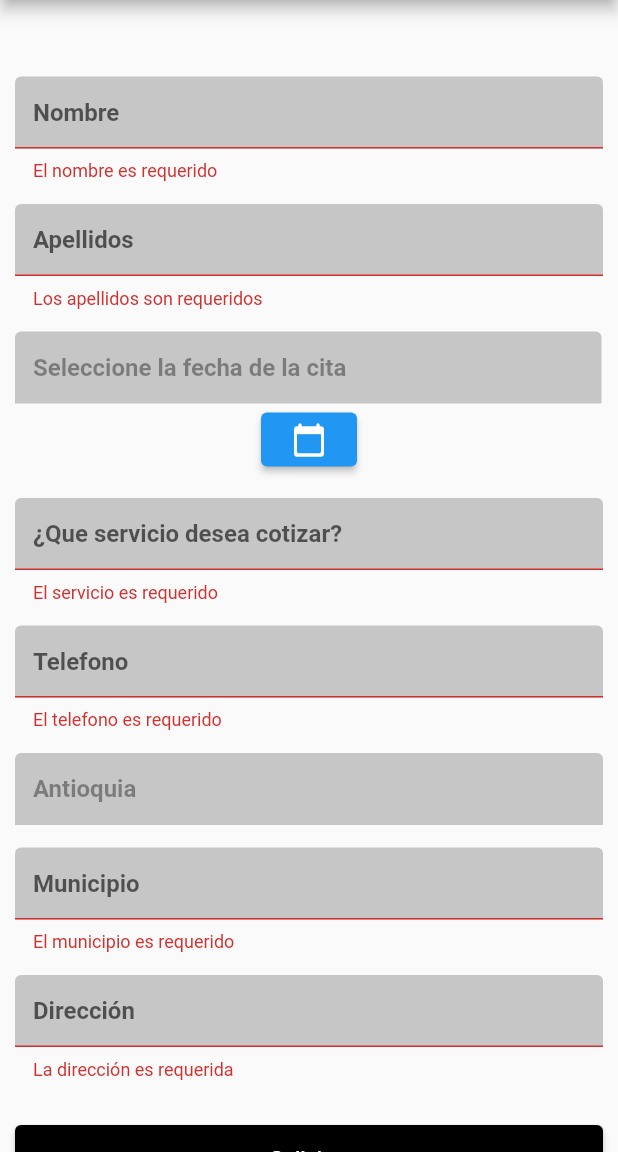
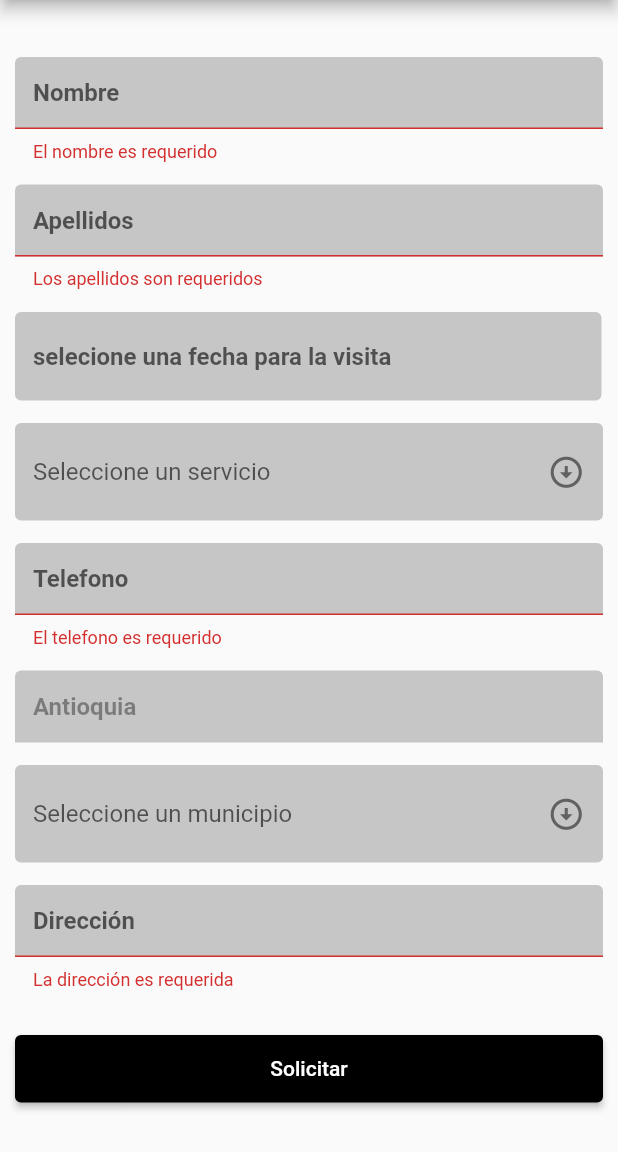
Before and after one commit to kratius12/construtech_flutter, a Flutter app: the EditService screen opened directly, after a tap on "Solicitar", on a phone screen of 412 x 824 dp, the part 84-1236 px from its top. Run offline on Flutter 3.47's test engine with Material 2 defaults, Android fonts, the phone set to English and light mode, and no system bars; our stand-ins replace sqflite; missing offline and left inert: mailer; accounts and stored records are empty; network calls fail.

Commit message:
cambios varios

```diff
--- a/construtech/lib/editService.dart
+++ b/construtech/lib/editService.dart
@@ -1,19 +1,19 @@
+
 import 'package:flutter/material.dart';
 import 'package:construtech/cardService.dart';
 import 'package:construtech/databasehelper.dart';
+import 'package:intl/intl.dart';
 
 class EditService extends StatefulWidget {
   const EditService({super.key, required this.title});
+
   final String title;
 
   @override
-  State<EditService> createState() => _ServicioEditState();
+  State<EditService> createState() => _EditService();
 }
 
-// ignore: duplicate_ignore
-class _ServicioEditState extends State<EditService> {
-  // ignore: unused_field
-  Calendaroip calendario = const Calendaroip();
+class _EditService extends State<EditService> {
   final _formKey = GlobalKey<FormState>();
   final scaffoldKey = GlobalKey<ScaffoldState>();
   final nombreController = TextEditingController();
@@ -23,6 +23,24 @@ class _ServicioEditState extends State<EditService> {
   final telefonoController = TextEditingController();
   final municipioController = TextEditingController();
   final direccionController = TextEditingController();
+  List<String> listaServicios = [
+    "Estuco",
+    "Pintura",
+    "Colocación de puertas o ventanas",
+    "Recubrimiento para muros",
+    "Herreria",
+    "Carpinteria",
+    "Fontaneria"
+  ];
+  List <String> listaMunicipios = [
+    "Medellín",
+    "Bello",
+    "Itagüi",
+    "Envigado",
+    "Copacabana",
+    "Girardota",
+    "Barbosa"
+  ];
 
   @override
   Widget build(BuildContext context) {
@@ -50,7 +68,7 @@ class _ServicioEditState extends State<EditService> {
                   child: Column(
                     children: <Widget>[
                       Padding(
-                          padding: const EdgeInsets.only(top: 15),
+                          padding: const EdgeInsets.only(top: 2),
                           child: TextFormField(
                             controller: nombreController,
                             decoration: const InputDecoration(
@@ -104,9 +122,58 @@ class _ServicioEditState extends State<EditService> {
                       Padding(
                         padding: const EdgeInsets.only(top: 15, right: 1),
                         child: TextFormField(
+                          decoration: const InputDecoration(
+                              hintText: 'selecione una fecha para la visita',
+                              hintStyle: TextStyle(fontWeight: FontWeight.w600),
+                              fillColor: Color.fromARGB(255, 198, 198, 198),
+                              focusedBorder: OutlineInputBorder(
+                                borderSide: BorderSide(
+                                    width: 0, style: BorderStyle.none),
+                              ),
+                              enabledBorder: OutlineInputBorder(
+                                borderSide: BorderSide(
+                                    width: 0, style: BorderStyle.none),
+                              ),
+                              filled: true),
                           controller: fechaController,
+                          readOnly: true,
+                          onTap: () async {
+                            DateTime? pickedDate = await showDatePicker(
+                              context: context,
+                              initialDate: DateTime.now(),
+                              firstDate: DateTime.now(),
+                              lastDate: DateTime(2300),
+                            );
+
+                            if (pickedDate != null) {
+                              fechaController.text = pickedDate.toString();
+                            }
+                            if (pickedDate != null) {
+                              fechaController.text =
+                                  DateFormat('dd MMMM yyyy').format(pickedDate);
+                            }
+                          },
+                        ),
+                      ),
+                      Padding(
+                          padding: const EdgeInsets.only(top: 15),
+                          child: DropdownButtonFormField(
+
+                            items: listaServicios.map((String value) {
+                              return DropdownMenuItem(
+                                value: value,
+                                child: Text(value)
+                              );
+                            }).toList(),
+                            onChanged: (value) {
+                              tipoServController.text=value!;
+                            },
+                            isDense: true,
+                            isExpanded: true,
+                            icon: const Icon(Icons.arrow_circle_down_sharp),
+                            iconSize: 25,
                             decoration: const InputDecoration(
-                                hintText: 'Seleccione la fecha de la cita',
+                                hintText: 'Seleccione un servicio',
                                 hintStyle:
                                     TextStyle(fontWeight: FontWeight.w600),
                                 fillColor: Color.fromARGB(255, 198, 198, 198),
@@ -119,35 +186,10 @@ class _ServicioEditState extends State<EditService> {
                                       width: 0, style: BorderStyle.none),
                                 ),
                                 filled: true),
-                            enabled: false,
-                          )),
-                      calendario,
-                      Padding(
-                          padding: const EdgeInsets.only(top: 15),
-                          child: TextFormField(
-                            controller: tipoServController,
-                            decoration: const InputDecoration(
-                                hintText: '¿Que servicio desea cotizar?',
-                                hintStyle:
-                                    TextStyle(fontWeight: FontWeight.w600),
-                                fillColor: Color.fromARGB(255, 198, 198, 198),
-                                focusedBorder: OutlineInputBorder(
-                                  borderSide: BorderSide(
-                                      width: 0, style: BorderStyle.none),
                           ),
-                                enabledBorder: OutlineInputBorder(
-                                  borderSide: BorderSide(
-                                      width: 0, style: BorderStyle.none),
+
+
                           ),
-                                filled: true),
-                            validator: (value) {
-                              if (value!.isEmpty) {
-                                return "El servicio es requerido";
-                              } else {
-                                return null;
-                              }
-                            },
-                          )),
                       Padding(
                           padding: const EdgeInsets.only(top: 15),
                           child: TextFormField(
@@ -195,10 +237,23 @@ class _ServicioEditState extends State<EditService> {
                           )),
                       Padding(
                           padding: const EdgeInsets.only(top: 15),
-                          child: TextFormField(
-                            controller: municipioController,
+                          child: DropdownButtonFormField(
+
+                            items: listaMunicipios.map((String value) {
+                              return DropdownMenuItem(
+                                value: value,
+                                child: Text(value)
+                              );
+                            }).toList(),
+                            onChanged: (value) {
+                              municipioController.text=value!;
+                            },
+                            isDense: true,
+                            isExpanded: true,
+                            icon: const Icon(Icons.arrow_circle_down_sharp),
+                            iconSize: 25,
                             decoration: const InputDecoration(
-                                hintText: 'Municipio',
+                                hintText: 'Seleccione un municipio',
                                 hintStyle:
                                     TextStyle(fontWeight: FontWeight.w600),
                                 fillColor: Color.fromARGB(255, 198, 198, 198),
@@ -211,14 +266,10 @@ class _ServicioEditState extends State<EditService> {
                                       width: 0, style: BorderStyle.none),
                                 ),
                                 filled: true),
-                            validator: (value) {
-                              if (value!.isEmpty) {
-                                return "El municipio es requerido";
-                              } else {
-                                return null;
-                              }
-                            },
-                          )),
+                          ),
+
+
+                          ),
                       Padding(
                           padding: const EdgeInsets.only(top: 15),
                           child: TextFormField(
@@ -304,7 +355,8 @@ class _ServicioEditState extends State<EditService> {
                                       fecha: fechaController.text,
                                       municipio: municipioController.text,
                                       telefono: telefonoController.text,
-                                          tipoServ: tipoServController.text, id: 1
+                                      tipoServ: tipoServController.text, id: null,
+
                                   );
                                 },
                                 style: ElevatedButton.styleFrom(
@@ -324,39 +376,3 @@ class _ServicioEditState extends State<EditService> {
     );
   }
 }
-
-class Calendaroip extends StatefulWidget {
-  const Calendaroip({super.key});
-
-  @override
-  State<Calendaroip> createState() => _CalendaroipState();
-}
-
-class _CalendaroipState extends State<Calendaroip> {
-  DateTime? _selectdate;
-
-  @override
-  Widget build(BuildContext context) {
-    return ElevatedButton(
-        onPressed: _presPacker,
-        child: const Icon(Icons.calendar_today_rounded));
-  }
-
-  void _presPacker() {
-    showDatePicker(
-            context: context,
-            initialDate: DateTime.now(),
-            firstDate: DateTime(2020),
-            lastDate: DateTime.now())
-        .then((pickedDate) {
-      if (pickedDate == null) {
-        return;
-      }
-      setState(() {
-        _selectdate = pickedDate;
-        ScaffoldMessenger.of(context).showSnackBar(
-            SnackBar(content: Text(" Ha selecionado esta fecha $_selectdate")));
-      });
-    });
-  }
-}
--- a/construtech/pubspec.yaml
+++ b/construtech/pubspec.yaml
@@ -38,6 +38,7 @@ dependencies:
   sqflite: ^2.2.8+4
   path_provider: ^2.1.0
   intl: ^0.18.1
+  mailer: ^6.0.1
 
 dev_dependencies:
   flutter_test:
```
Also changed, not shown: construtech/lib/cardService.dart (+29 -15 lines), construtech/lib/pruebacorreo.dart (added, +96 -0 lines), construtech/lib/servicio.dart (+61 -65 lines), construtech/pubspec.lock. Lines whose indentation alone changed are shown as unchanged.
